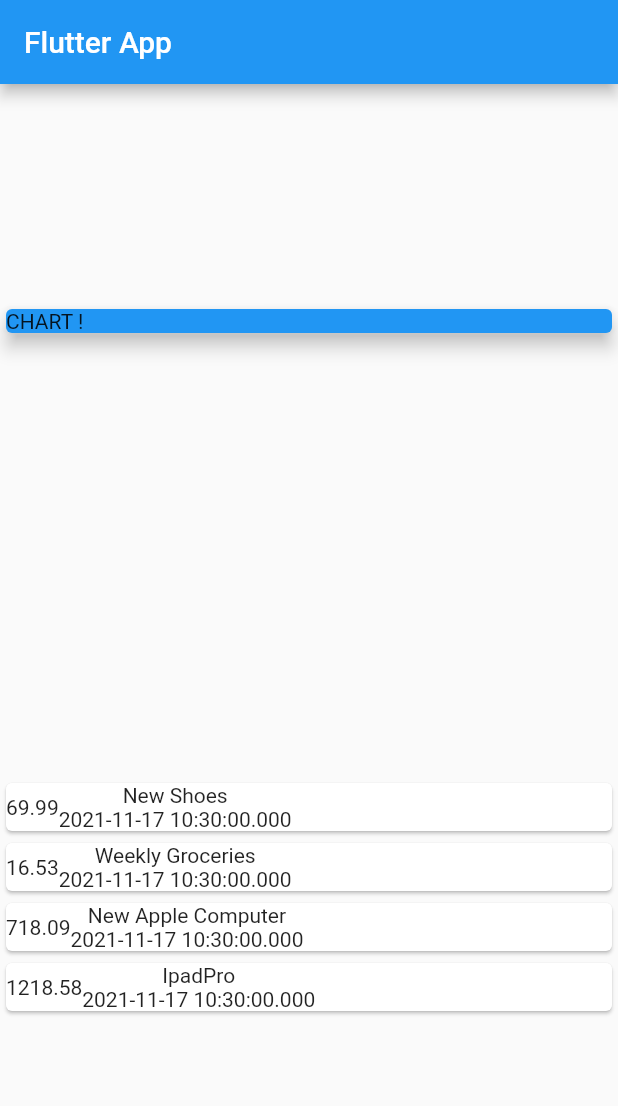
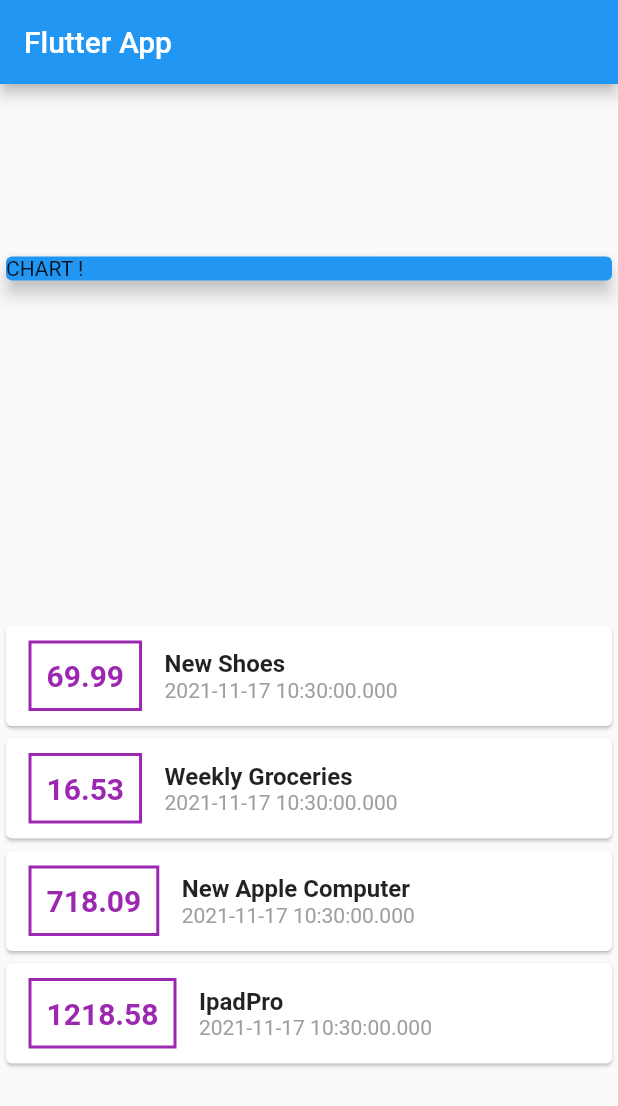
Before and after one commit to flashy86/flutter_expensive_app, a Flutter app: the screen it shows after launch, on a phone screen of 412 x 824 dp. Shown: the top 1106 px of the screen. Run offline on Flutter 3.47's test engine with Material 2 defaults, Android fonts, the phone set to English and light mode, and no system bars.

Commit message:
Premier styling

```diff
--- a/lib/main.dart
+++ b/lib/main.dart
@@ -66,12 +66,30 @@ class MyHomePage extends StatelessWidget {
                   child: Row(
                 children: <Widget>[
                   Container(
-                    child: Text(tx.amount.toString()),
+                    margin: EdgeInsets.symmetric(vertical: 10, horizontal: 15),
+                    decoration: BoxDecoration(
+                        border: Border.all(color: Colors.purple, width: 2)),
+                    padding: EdgeInsets.all(10),
+                    child: Text(
+                      tx.amount.toString(),
+                      style: TextStyle(
+                          fontWeight: FontWeight.bold,
+                          fontSize: 20,
+                          color: Colors.purple),
+                    ),
                   ),
                   Column(
+                    crossAxisAlignment: CrossAxisAlignment.start,
                     children: <Widget>[
-                      Text(tx.title),
-                      Text(tx.date.toString())
+                      Text(
+                        tx.title,
+                        style: TextStyle(
+                            fontSize: 16, fontWeight: FontWeight.bold),
+                      ),
+                      Text(
+                        tx.date.toString(),
+                        style: TextStyle(color: Colors.grey),
+                      )
                     ],
                   ),
                 ],
```
